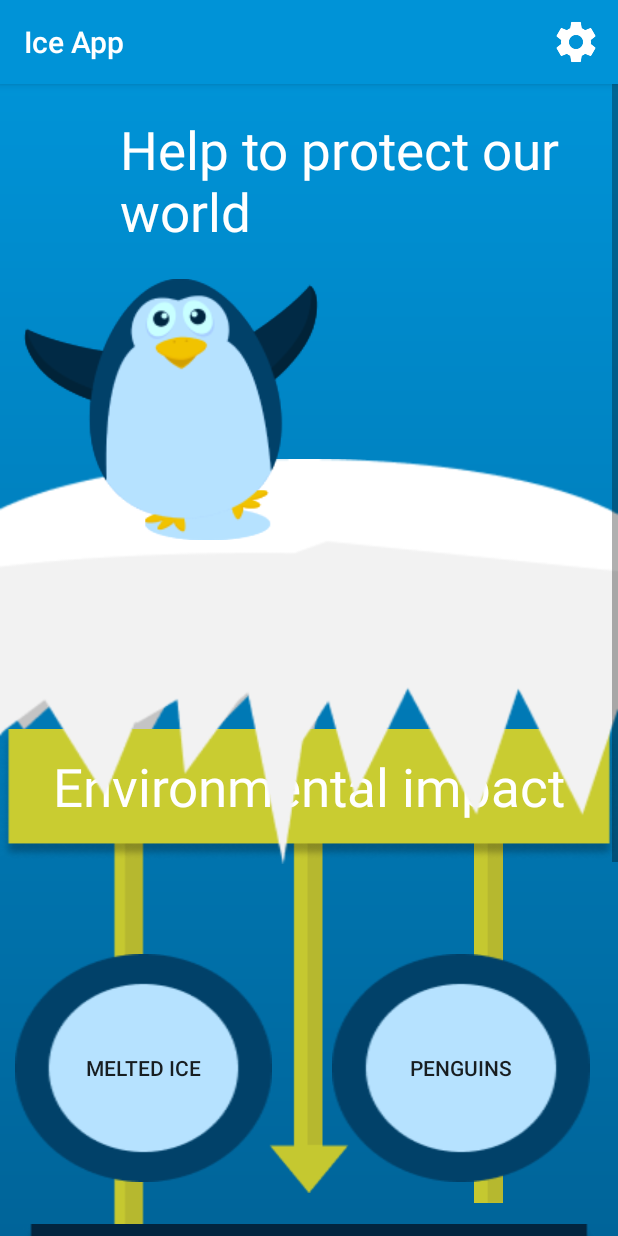
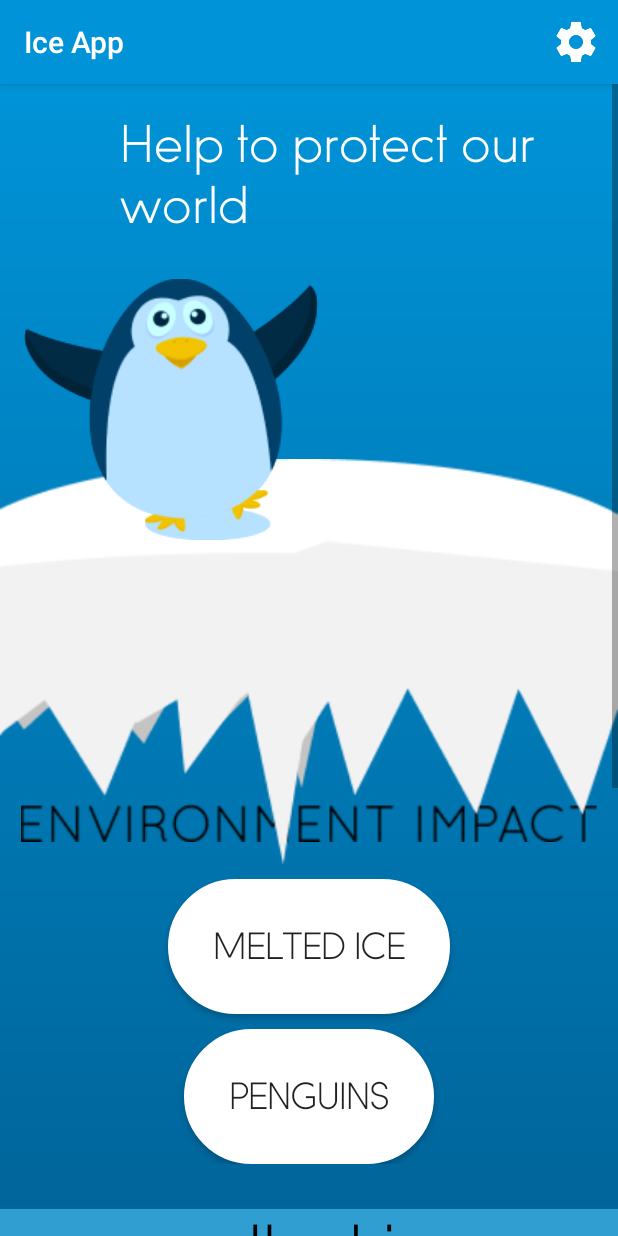
Before and after one commit to Urpanium/IceSaver, an Android app: the MainActivity screen opened directly, with no data from a screen before it, on a phone screen of 412 x 824 dp. Run offline under Robolectric (Android 15) with nearby library versions, the phone set to English and light mode, and no system bars.

Commit message:
Finally main activity layout ready.

```diff
--- /dev/null
+++ b/app/src/main/res/drawable/fields_white.xml
@@ -0,0 +1,24 @@
+<?xml version="1.0" encoding="utf-8"?>
+<selector xmlns:android="http://schemas.android.com/apk/res/android">
+    <item android:state_pressed="true" >
+        <shape android:shape="rectangle"  >
+            <corners android:radius="60dip" />
+            <stroke android:width="2dip" android:color="#FFFFFF" />
+            <solid android:color="#FFFFFF"/>
+        </shape>
+    </item>
+    <item android:state_focused="true">
+        <shape android:shape="rectangle"  >
+            <corners android:radius="60dip" />
+            <stroke android:width="2dip" android:color="#FFFFFF" />
+            <solid android:color="#FFFFFF"/>
+        </shape>
+    </item>
+    <item>
+        <shape android:shape="rectangle"  >
+            <corners android:radius="60dip" />
+            <stroke android:width="2dip" android:color="#FFFFFF" />
+            <solid android:color="#FFFFFF"/>
+        </shape>
+    </item>
+</selector>
--- a/app/src/main/res/layout/add_ice_activity.xml
+++ b/app/src/main/res/layout/add_ice_activity.xml
@@ -2,12 +2,13 @@
 <android.support.constraint.ConstraintLayout
     xmlns:android="http://schemas.android.com/apk/res/android"
     android:layout_width="match_parent"
-    android:layout_height="match_parent">
+    android:layout_height="match_parent"
+    >
 
     <ScrollView
         android:layout_width="match_parent"
         android:layout_height="wrap_content"
-        android:background="@color/additional">
+        >
 
         <LinearLayout
             android:layout_width="match_parent"
--- a/app/src/main/res/layout/add_penguin_activity.xml
+++ b/app/src/main/res/layout/add_penguin_activity.xml
@@ -2,7 +2,8 @@
 <android.support.constraint.ConstraintLayout
     xmlns:android="http://schemas.android.com/apk/res/android"
     android:layout_width="match_parent"
-    android:layout_height="match_parent">
+    android:layout_height="match_parent"
+    >
 
 
     <ScrollView
--- a/app/src/main/res/layout/main_activity.xml
+++ b/app/src/main/res/layout/main_activity.xml
@@ -2,6 +2,7 @@
 <android.support.constraint.ConstraintLayout
     xmlns:android="http://schemas.android.com/apk/res/android"
     xmlns:app="http://schemas.android.com/apk/res-auto"
+    xmlns:tools="http://schemas.android.com/tools"
     android:layout_width="match_parent"
     android:layout_height="match_parent"
     android:background="@drawable/background_gradient">
@@ -9,17 +10,19 @@
 
     <ScrollView
         android:layout_width="match_parent"
-        android:layout_height="match_parent">
+        android:layout_height="match_parent"
+        tools:layout_editor_absoluteX="122dp"
+        tools:layout_editor_absoluteY="0dp">
 
 
         <LinearLayout
             android:layout_width="fill_parent"
             android:layout_height="wrap_content">
 
-
             <FrameLayout
                 android:layout_width="match_parent"
                 android:layout_height="wrap_content">
+
 
                 <TextView
                     android:layout_width="wrap_content"
@@ -27,6 +30,7 @@
                     android:layout_marginLeft="80dp"
                     android:layout_marginTop="20dp"
                     android:text="@string/main_title"
+                    android:fontFamily="@font/sofia_light"
                     android:textColor="@color/white"
                     android:textSize="35sp" />
 
@@ -41,163 +45,302 @@
                     app:srcCompat="@drawable/main_glacier_back" />
 
 
-                <TextView
-                    android:id="@+id/main_melted_for_life"
-                    android:layout_width="match_parent"
+                <ImageView
+                    android:layout_width="fill_parent"
                     android:layout_height="wrap_content"
 
-                    android:layout_marginTop="870dp"
-                    android:layout_marginLeft="70dp"
-                    android:layout_marginRight="70dp"
+                    android:layout_marginTop="480dp"
+                    android:layout_marginLeft="10dp"
+                    android:layout_marginRight="10dp"
 
-                    android:gravity="center"
-                    android:textSize="35sp"
-                    android:textColor="@color/white"
-                    android:text=""
-
-                    android:background="@drawable/main_table_up"
+                    android:adjustViewBounds="true"
+                    android:scaleType="fitCenter"
+                    app:srcCompat="@drawable/main_title_environment"
 
                     />
 
-                <LinearLayout
-                    android:layout_width="match_parent"
-                    android:layout_height="wrap_content"
-                    android:orientation="horizontal"
-                    android:layout_marginTop="470dp"
-                    android:weightSum="1.5">
 
-                    <ImageView
-                        android:id="@+id/main_table_left_line"
-
-                        android:layout_width="match_parent"
-                        android:layout_height="wrap_content"
-                        android:layout_weight="0.5"
-
-                        android:layout_marginLeft="35dp"
-                        app:srcCompat="@drawable/main_table_left_line"
-                        />
-
-                    <ImageView
-                        android:id="@+id/main_table_central_line"
-                        android:layout_width="match_parent"
-                        android:layout_height="wrap_content"
-
-                        android:layout_weight="0.5"
-                        app:srcCompat="@drawable/main_table_central_line" />
-
-                    <ImageView
-                        android:id="@+id/main_table_right_line"
-                        android:layout_width="match_parent"
-                        android:layout_height="wrap_content"
-                        android:layout_weight="0.5"
-
-                        android:layout_marginRight="35dp"
-                        app:srcCompat="@drawable/main_table_right_line" />
-
-                </LinearLayout>
-
-                <TextView
-                    android:layout_width="match_parent"
-                    android:layout_height="wrap_content"
-
-                    android:layout_marginTop="760dp"
-                    android:layout_marginLeft="15dp"
-                    android:layout_marginRight="15dp"
-
-                    android:textColor="@color/white"
-                    android:textSize="30sp"
-                    android:text="@string/main_table_title_on_black"
-
-                    android:gravity="center"
-                    android:background="@drawable/main_table_text_on_black"
-                    />
-
-
-                <TextView
-                    android:layout_width="fill_parent"
-                    android:layout_height="wrap_content"
-                    android:layout_marginTop="430dp"
-                    android:paddingBottom="10dp"
-                    android:text="@string/main_table_environmental_impact"
-                    android:textColor="@color/white"
-                    android:textSize="35sp"
-                    android:background="@drawable/main_table_up"
-                    android:gravity="center"
-                    />
 
 
 
                 <LinearLayout
                     android:layout_width="match_parent"
                     android:layout_height="wrap_content"
-                    android:layout_marginTop="580sp"
-                    android:orientation="horizontal"
-                    android:weightSum="1.2">
-
+                    android:layout_marginTop="530sp"
+                    android:orientation="vertical"
+                    android:weightSum="1">
 
                     <Button
                         android:id="@+id/main_ellipse_left"
                         android:layout_width="wrap_content"
                         android:layout_height="wrap_content"
-                        android:layout_marginLeft="10dp"
-                        android:layout_marginRight="20dp"
+                        android:layout_gravity="center"
+                        android:padding="30dp"
+
+                        android:layout_weight="0.5"
+                        android:adjustViewBounds="true"
+
+                        android:background="@drawable/fields_white"
+
+                        android:onClick="startAddIce"
                         android:scaleType="fitCenter"
-                        android:adjustViewBounds="true"
-                        android:onClick="startAddIce"
-                        android:layout_weight="0.5"
-                        android:background="@drawable/main_ellipse"
+                        android:fontFamily="@font/sofia_light"
                         android:text="melted ice"
-                        />
+                        android:textSize="25sp"/>
                     <Button
                         android:id="@+id/main_ellipse_right"
                         android:layout_width="wrap_content"
                         android:layout_height="wrap_content"
-                        android:layout_marginLeft="20dp"
-                        android:layout_marginRight="10dp"
+                        android:layout_marginTop="10dp"
+
+                        android:layout_gravity="center"
+                        android:layout_weight="0.5"
+                        android:padding="30dp"
+                        android:paddingLeft="40dp"
+                        android:paddingRight="40dp"
+
+                        android:adjustViewBounds="true"
+                        android:background="@drawable/fields_white"
+                        android:onClick="startAddPenguin"
                         android:scaleType="fitCenter"
-                        android:adjustViewBounds="true"
-                        android:onClick="startAddPenguin"
-                        android:layout_weight="0.5"
-                        android:background="@drawable/main_ellipse"
+                        android:fontFamily="@font/sofia_light"
                         android:text="penguins"
+                        android:textSize="25sp"/>
+                </LinearLayout>
+
+
+
+                <LinearLayout
+                    android:layout_width="match_parent"
+                    android:layout_height="wrap_content"
+                    android:orientation="vertical"
+                    android:layout_marginTop="750dp">
+
+                    <TextView
+                        android:layout_width="match_parent"
+                        android:layout_height="wrap_content"
+
+
+                        android:gravity="center"
+
+                        android:background="#309ED0"
+                        android:fontFamily="@font/sofia_light"
+                        android:text="@string/main_melted_ice_text"
+                        android:textSize="50sp"
+                        android:textColor="@color/primaryText"
                         />
 
+                    <FrameLayout
+                        android:layout_width="match_parent"
+                        android:layout_height="wrap_content"
+                        >
 
+                        <LinearLayout
+                            android:layout_width="match_parent"
+                            android:layout_height="wrap_content"
+                            android:orientation="horizontal"
+                            android:weightSum="1"
+                            android:background="@drawable/main_text_background_green_second"
+                            android:layout_marginTop="35dp">
+
+                            <TextView
+                                android:id="@+id/main_melted_ice_per_day"
+                                android:layout_width="match_parent"
+                                android:layout_height="wrap_content"
+                                android:layout_weight="0.4"
+
+
+                                android:text=""
+                                android:textSize="25sp"
+                                android:textColor="@color/primaryText"
+                                android:gravity="center"
+                                />
+
+                            <TextView
+                                android:layout_width="match_parent"
+                                android:layout_height="wrap_content"
+                                android:layout_weight="0.6"
+
+
+                                android:fontFamily="@font/sofia_light"
+                                android:text="@string/main_tonn_day"
+                                android:textSize="25sp"
+                                android:textColor="@color/white"
+
+                                android:gravity="center"
+                                />
+                        </LinearLayout>
+
+                        <LinearLayout
+                            android:layout_width="match_parent"
+                            android:layout_height="wrap_content"
+                            android:orientation="horizontal"
+                            android:weightSum="1"
+                            android:background="@drawable/main_text_background_green">
+
+                            <TextView
+                                android:id="@+id/main_melted_for_life"
+                                android:layout_width="match_parent"
+                                android:layout_height="wrap_content"
+                                android:layout_weight="0.4"
+
+                                android:text="BLABLA"
+                                android:textSize="25sp"
+                                android:textColor="@color/primaryText"
+
+                                android:gravity="center"
+                                />
+
+                            <TextView
+                                android:layout_width="match_parent"
+                                android:layout_height="wrap_content"
+                                android:layout_weight="0.6"
+
+                                android:fontFamily="@font/sofia_light"
+                                android:text="@string/main_tonn_life"
+                                android:textSize="25sp"
+                                android:textColor="@color/white"
+                                android:gravity="center"
+                                />
+                        </LinearLayout>
+
+                    </FrameLayout>
+                </LinearLayout>
+
+
+                <LinearLayout
+                    android:layout_width="match_parent"
+                    android:layout_height="wrap_content"
+                    android:layout_marginTop="1050dp"
+                    android:orientation="vertical">
+
+
+                    <TextView
+                        android:layout_width="match_parent"
+                        android:layout_height="wrap_content"
+                        android:gravity="center"
+
+                        android:background="#309ED0"
+                        android:fontFamily="@font/sofia_light"
+                        android:text="@string/main_died_penguins"
+                        android:textSize="50sp"
+                        android:textColor="@color/primaryText"
+                        />
+
+                    <FrameLayout
+                        android:layout_width="match_parent"
+                        android:layout_height="wrap_content">
+
+
+                        <LinearLayout
+                            android:layout_width="match_parent"
+                            android:layout_height="wrap_content"
+                            android:orientation="horizontal"
+                            android:weightSum="1"
+                            android:background="@drawable/main_text_background_green_second"
+                            android:layout_marginTop="35dp">
+
+                            <TextView
+                                android:id="@+id/main_penguins_per_day"
+                                android:layout_width="match_parent"
+                                android:layout_height="wrap_content"
+                                android:layout_weight="0.4"
+                                android:layout_marginTop="50dp"
+
+                                android:text=""
+                                android:textSize="25sp"
+                                android:textColor="@color/primaryText"
+                                android:gravity="center"
+                                />
+
+                            <TextView
+                                android:layout_width="match_parent"
+                                android:layout_height="wrap_content"
+                                android:layout_weight="0.6"
+                                android:layout_marginTop="50dp"
+
+                                android:text="@string/main_p_day"
+                                android:textSize="25sp"
+                                android:textColor="@color/white"
+                                android:fontFamily="@font/sofia_light"
+
+                                android:gravity="center"
+                                />
+                        </LinearLayout>
+
+                        <LinearLayout
+                            android:layout_width="match_parent"
+                            android:layout_height="wrap_content"
+                            android:orientation="horizontal"
+                            android:weightSum="1"
+                            android:background="@drawable/main_text_background_green">
+
+                            <TextView
+                                android:id="@+id/main_penguins_per_life"
+                                android:layout_width="match_parent"
+                                android:layout_height="wrap_content"
+                                android:layout_weight="0.4"
+
+                                android:text="BLABLA"
+                                android:textSize="25sp"
+                                android:textColor="@color/primaryText"
+
+                                android:gravity="center"
+                                />
+                            <TextView
+                                android:layout_width="match_parent"
+                                android:layout_height="wrap_content"
+                                android:layout_weight="0.6"
+
+                                android:text="@string/main_p_life"
+                                android:textSize="25sp"
+                                android:textColor="@color/white"
+                                android:fontFamily="@font/sofia_light"
+                                android:gravity="center"
+                                />
+
+                        </LinearLayout>
+
+                    </FrameLayout>
 
                 </LinearLayout>
 
 
 
-                <TextView
-                    android:id="@+id/main_melted_ice_per_day"
-                    android:layout_width="wrap_content"
-                    android:layout_height="wrap_content"
-
-                    android:layout_marginLeft="45dp"
-                    android:layout_marginTop="1035dp"
-                    android:layout_marginRight="45dp"
-                    android:background="@drawable/main_table_up"
 
 
-                    android:gravity="center"
-                    android:text=""
-                    android:textColor="@color/primaryText"
-                    android:textSize="25sp"
 
-                    />
+
+
+
+
+
+
+
+
+
+
+
+
+
+
+
+
+
 
                 <TextView
+                    android:id="@+id/main_ice"
                     android:layout_width="match_parent"
                     android:layout_height="wrap_content"
 
-                    android:layout_marginLeft="45dp"
-                    android:layout_marginTop="1110dp"
-                    android:layout_marginRight="45dp"
+                    android:layout_marginTop="965dp"
 
+                    android:text="BLABLA"
+                    android:textColor="@color/primaryText"
+                    android:textSize="20sp"
+                    android:fontFamily="@font/sofia_light"
                     android:gravity="center"
-                    android:text="@string/main_text_stat"
-                    android:textColor="@color/primaryText"
-                    android:textSize="20sp" />
+                    />
 
 
                 <ImageView
--- a/app/src/main/res/values/strings.xml
+++ b/app/src/main/res/values/strings.xml
@@ -24,10 +24,18 @@
     <string name="main_refill_blank">Change blank</string>
 
     <string name="main_title">Help to protect our world</string>
-    <string name="main_table_environmental_impact">Environmental impact</string>
+    <string name="main_table_environmental_impact">ENVIRONMENT IMPACT</string>
     <string name="main_table_title_on_black">Your effects</string>
     <string name="main_melted_ice_text">melted ice</string>
+    <string name="main_died_penguins">penguins died</string>
     <string name="main_text_stat">your statistics</string>
+
+    <string name="main_tonn_life">tonn/life</string>
+    <string name="main_tonn_day">tonn/day</string>
+
+    <string name="main_p_day">p/day</string>
+    <string name="main_p_life">p/life</string>
+
 
     <string name="add_ice_title">mellting ice</string>
     <string name="add_penguin_title">penguins</string>
```
Also changed, not shown: app/src/main/res/drawable/main_ellipse.png, app/src/main/res/drawable/main_text_background.png (added), app/src/main/res/drawable/main_text_background_green.png (added), app/src/main/res/drawable/main_text_background_green_second.png (added), app/src/main/res/drawable/main_title_environment.png (added).
